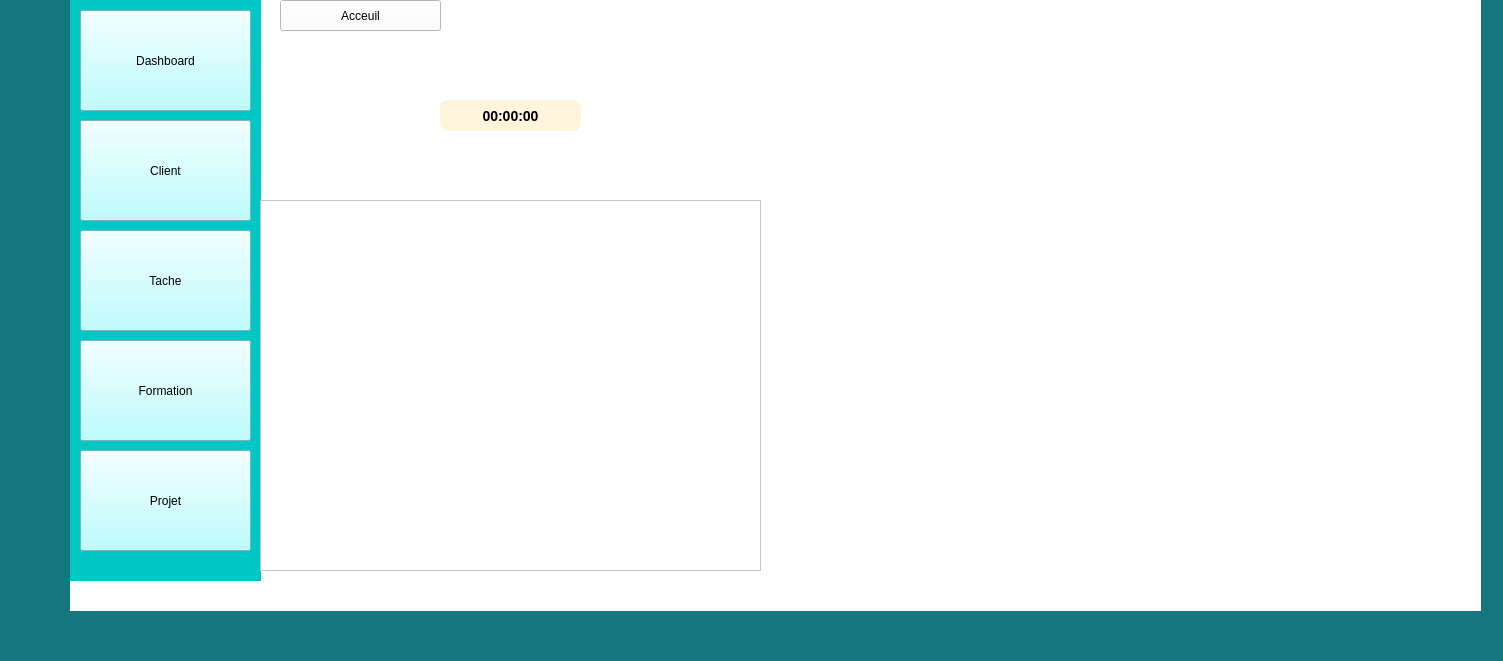
Above: gclinet.ui from amin-zomita/gestion_client_test before the change. Below: the same form after it.
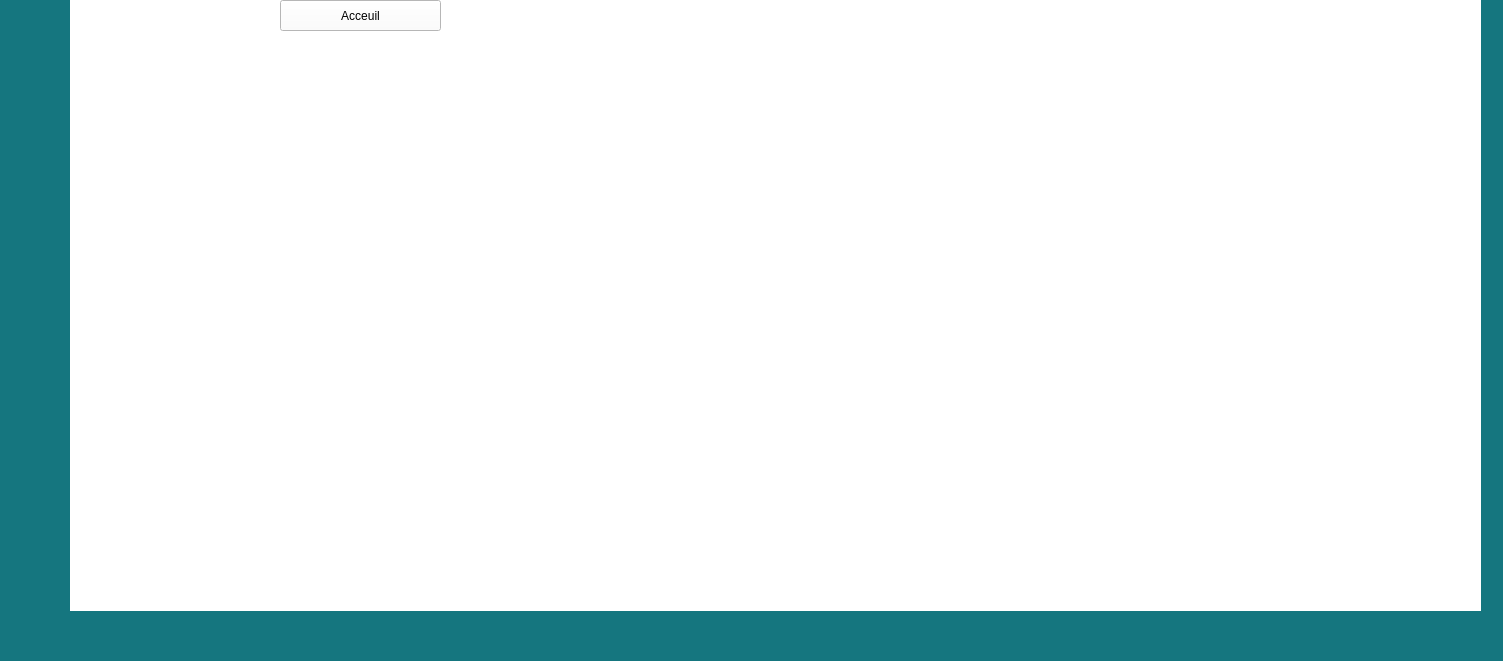
That is the form after the change. The open tabs and pages were chosen to show the change. Icons and pictures are not drawn.

Commit message: gestion_clients

What changed in the file:
```diff
--- a/gclinet.ui
+++ b/gclinet.ui
@@ -1104,184 +1104,6 @@
        <string>Acceuil</string>
       </property>
      </widget>
-     <widget class="QWidget" name="widget_2" native="true">
-      <property name="geometry">
-       <rect>
-        <x>0</x>
-        <y>0</y>
-        <width>191</width>
-        <height>581</height>
-       </rect>
-      </property>
-      <property name="layoutDirection">
-       <enum>Qt::LayoutDirection::LeftToRight</enum>
-      </property>
-      <property name="autoFillBackground">
-       <bool>false</bool>
-      </property>
-      <property name="styleSheet">
-       <string notr="true">background-color: rgb(0, 198, 198);</string>
-      </property>
-      <widget class="QPushButton" name="pushButton_11">
-       <property name="geometry">
-        <rect>
-         <x>10</x>
-         <y>10</y>
-         <width>171</width>
-         <height>101</height>
-        </rect>
-       </property>
-       <property name="maximumSize">
-        <size>
-         <width>16777200</width>
-         <height>16777208</height>
-        </size>
-       </property>
-       <property name="styleSheet">
-        <string notr="true">background-color: rgb(170, 255, 255);</string>
-       </property>
-       <property name="text">
-        <string>Dashboard</string>
-       </property>
-      </widget>
-      <widget class="QPushButton" name="pushButton_12">
-       <property name="geometry">
-        <rect>
-         <x>10</x>
-         <y>120</y>
-         <width>171</width>
-         <height>101</height>
-        </rect>
-       </property>
-       <property name="maximumSize">
-        <size>
-         <width>16777200</width>
-         <height>16777208</height>
-        </size>
-       </property>
-       <property name="styleSheet">
-        <string notr="true">background-color: rgb(170, 255, 255);</string>
-       </property>
-       <property name="text">
-        <string>Client</string>
-       </property>
-      </widget>
-      <widget class="QPushButton" name="pushButton_13">
-       <property name="geometry">
-        <rect>
-         <x>10</x>
-         <y>230</y>
-         <width>171</width>
-         <height>101</height>
-        </rect>
-       </property>
-       <property name="maximumSize">
-        <size>
-         <width>16777200</width>
-         <height>16777208</height>
-        </size>
-       </property>
-       <property name="styleSheet">
-        <string notr="true">background-color: rgb(170, 255, 255);</string>
-       </property>
-       <property name="text">
-        <string>Tache</string>
-       </property>
-      </widget>
-      <widget class="QPushButton" name="pushButton_14">
-       <property name="geometry">
-        <rect>
-         <x>10</x>
-         <y>340</y>
-         <width>171</width>
-         <height>101</height>
-        </rect>
-       </property>
-       <property name="maximumSize">
-        <size>
-         <width>16777200</width>
-         <height>16777208</height>
-        </size>
-       </property>
-       <property name="styleSheet">
-        <string notr="true">background-color: rgb(170, 255, 255);</string>
-       </property>
-       <property name="text">
-        <string>Formation</string>
-       </property>
-      </widget>
-      <widget class="QPushButton" name="pushButton_15">
-       <property name="geometry">
-        <rect>
-         <x>10</x>
-         <y>450</y>
-         <width>171</width>
-         <height>101</height>
-        </rect>
-       </property>
-       <property name="maximumSize">
-        <size>
-         <width>16777200</width>
-         <height>16777208</height>
-        </size>
-       </property>
-       <property name="styleSheet">
-        <string notr="true">background-color: rgb(170, 255, 255);</string>
-       </property>
-       <property name="text">
-        <string>Projet</string>
-       </property>
-      </widget>
-     </widget>
-     <widget class="QTableView" name="tableView_2">
-      <property name="geometry">
-       <rect>
-        <x>190</x>
-        <y>200</y>
-        <width>501</width>
-        <height>371</height>
-       </rect>
-      </property>
-     </widget>
-     <widget class="QLabel" name="label">
-      <property name="geometry">
-       <rect>
-        <x>550</x>
-        <y>20</y>
-        <width>291</width>
-        <height>141</height>
-       </rect>
-      </property>
-      <property name="styleSheet">
-       <string notr="true">image: url(:/res/11.jpg);</string>
-      </property>
-      <property name="text">
-       <string/>
-      </property>
-     </widget>
-     <widget class="QLabel" name="label_time">
-      <property name="geometry">
-       <rect>
-        <x>370</x>
-        <y>100</y>
-        <width>141</width>
-        <height>31</height>
-       </rect>
-      </property>
-      <property name="styleSheet">
-       <string notr="true">background-color: rgb(255, 245, 221);
-border-radius: 8px;
-padding: 8px 16px;
-font-size: 14px;
-font-weight: bold;</string>
-      </property>
-      <property name="text">
-       <string>00:00:00</string>
-      </property>
-      <property name="alignment">
-       <set>Qt::AlignmentFlag::AlignCenter</set>
-      </property>
-     </widget>
     </widget>
    </widget>
   </widget>
```
Left out of the diff: 84 changed lines with no effect on the pictures. The commit also changes 108 other files.
